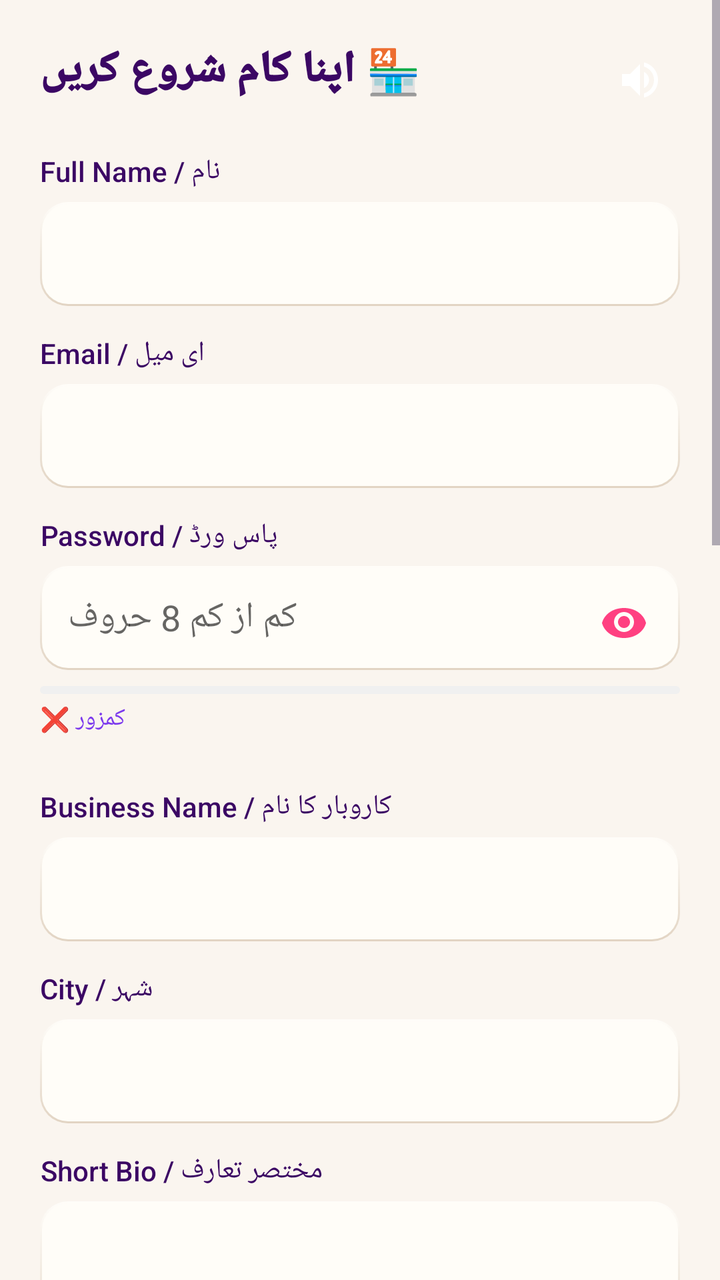
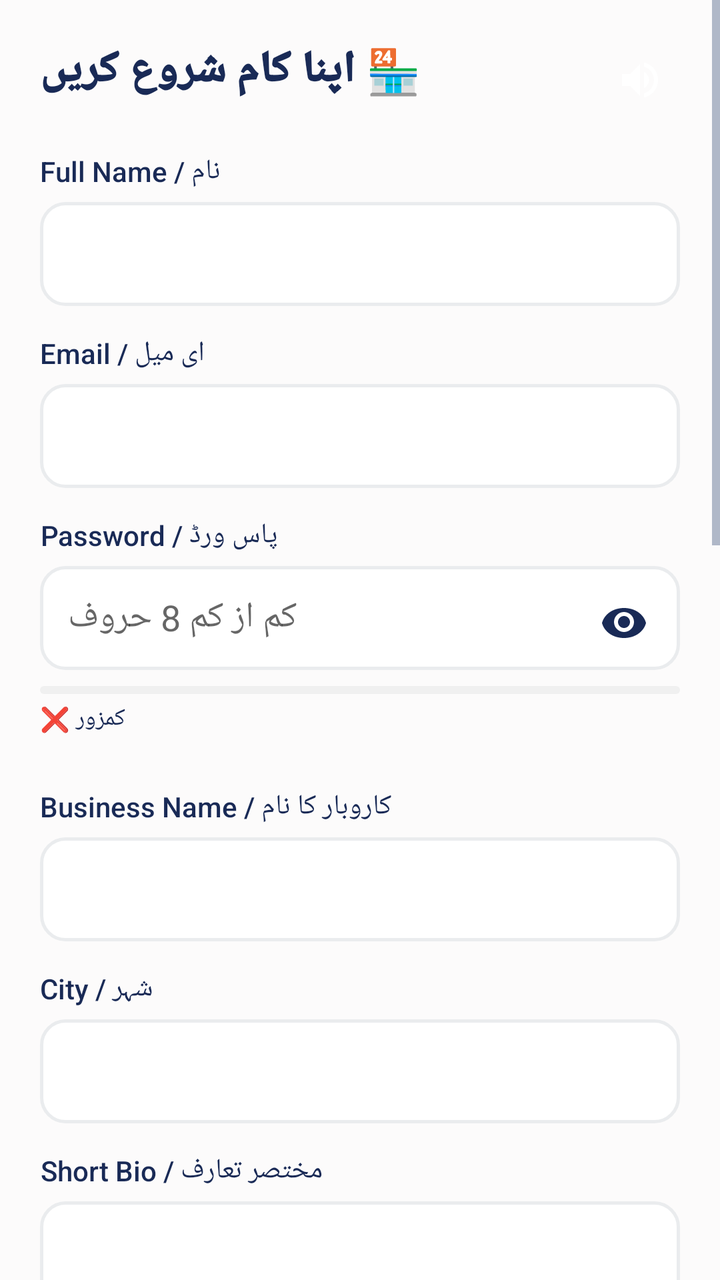

Screens rendered from an Android XML layout before and after an edit, with the pre-edit source and the edit as a unified diff.
<!-- AndroidManifest.xml: application theme Theme.SheEmpower -->
<!-- res/layout/activity_seller_registration.xml -->
<?xml version="1.0" encoding="utf-8"?>
<ScrollView xmlns:android="http://schemas.android.com/apk/res/android"
    android:layout_width="match_parent"
    android:layout_height="match_parent"
    android:background="@color/bg_cream">

    <LinearLayout
        android:layout_width="match_parent"
        android:layout_height="wrap_content"
        android:orientation="vertical"
        android:background="@color/bg_cream"
        android:padding="20dp">

        <RelativeLayout
            android:layout_width="match_parent"
            android:layout_height="wrap_content">

            <TextView
                android:layout_width="wrap_content"
                android:layout_height="wrap_content"
                android:text="🏪 اپنا کام شروع کریں"
                android:textSize="22sp"
                android:fontFamily="sans-serif-black"
                android:textColor="@color/lavender_text" />

            <ImageButton
                android:id="@+id/btnSpeaker"
                android:layout_width="40dp"
                android:layout_height="40dp"
                android:layout_alignParentEnd="true"
                android:layout_centerVertical="true"
                android:background="?attr/selectableItemBackgroundBorderless"
                android:src="@drawable/ic_speaker"
                android:contentDescription="Speaker" />
        </RelativeLayout>

        
        <TextView
            android:layout_width="wrap_content"
            android:layout_height="wrap_content"
            android:text="نام / Full Name"
            android:fontFamily="sans-serif-medium"
            android:textColor="@color/lavender_text"
            android:layout_marginTop="16dp" />

        <com.google.android.material.textfield.TextInputEditText
            android:id="@+id/etSellerName"
            android:layout_width="match_parent"
            android:layout_height="52dp"
            android:padding="14dp"
            android:background="@drawable/bg_skeu_input"
            android:layout_marginTop="6dp" />

        
        <TextView
            android:layout_width="wrap_content"
            android:layout_height="wrap_content"
            android:text="ای میل / Email"
            android:fontFamily="sans-serif-medium"
            android:textColor="@color/lavender_text"
            android:layout_marginTop="14dp" />

        <com.google.android.material.textfield.TextInputEditText
            android:id="@+id/etSellerEmail"
            android:layout_width="match_parent"
            android:layout_height="52dp"
            android:padding="14dp"
            android:background="@drawable/bg_skeu_input"
            android:layout_marginTop="6dp" />

        
        <TextView
            android:layout_width="wrap_content"
            android:layout_height="wrap_content"
            android:text="پاس ورڈ / Password"
            android:fontFamily="sans-serif-medium"
            android:textColor="@color/lavender_text"
            android:layout_marginTop="14dp" />

        <FrameLayout
            android:layout_width="match_parent"
            android:layout_height="52dp"
            android:layout_marginTop="6dp"
            android:layout_marginBottom="8dp">

            <com.google.android.material.textfield.TextInputEditText
                android:id="@+id/etSellerPassword"
                android:layout_width="match_parent"
                android:layout_height="match_parent"
                android:inputType="textPassword"
                android:hint="کم از کم 8 حروف"
                android:padding="14dp"
                android:paddingEnd="45dp"
                android:background="@drawable/bg_skeu_input" />

            <ImageButton
                android:id="@+id/togglePasswordVisibility"
                android:layout_width="40dp"
                android:layout_height="40dp"
                android:layout_gravity="end|center_vertical"
                android:layout_marginEnd="8dp"
                android:background="?attr/selectableItemBackgroundBorderless"
                android:src="@drawable/ic_eye_closed"
                android:contentDescription="Toggle Password Visibility"
                android:scaleType="centerInside" />
        </FrameLayout>

        <ProgressBar
            android:id="@+id/passwordStrengthBar"
            android:layout_width="match_parent"
            android:layout_height="4dp"
            android:layout_marginBottom="4dp"
            android:progressDrawable="@drawable/progress_password_strength"
            style="@style/Widget.AppCompat.ProgressBar.Horizontal" />

        <TextView
            android:id="@+id/passwordStrengthText"
            android:layout_width="wrap_content"
            android:layout_height="wrap_content"
            android:text="کمزور ❌"
            android:textSize="12sp"
            android:fontFamily="sans-serif-medium"
            android:textColor="@color/lavender_primary"
            android:layout_marginBottom="12dp" />

        
        <TextView
            android:layout_width="wrap_content"
            android:layout_height="wrap_content"
            android:text="کاروبار کا نام / Business Name"
            android:fontFamily="sans-serif-medium"
            android:textColor="@color/lavender_text"
            android:layout_marginTop="14dp" />

        <com.google.android.material.textfield.TextInputEditText
            android:id="@+id/etBusinessName"
            android:layout_width="match_parent"
            android:layout_height="52dp"
            android:padding="14dp"
            android:background="@drawable/bg_skeu_input"
            android:layout_marginTop="6dp" />

        
        <TextView
            android:layout_width="wrap_content"
            android:layout_height="wrap_content"
            android:text="شہر / City"
            android:fontFamily="sans-serif-medium"
            android:textColor="@color/lavender_text"
            android:layout_marginTop="14dp" />

        <com.google.android.material.textfield.TextInputEditText
            android:id="@+id/etCity"
            android:layout_width="match_parent"
            android:layout_height="52dp"
            android:padding="14dp"
            android:background="@drawable/bg_skeu_input"
            android:layout_marginTop="6dp" />

        
        <TextView
            android:layout_width="wrap_content"
            android:layout_height="wrap_content"
            android:text="مختصر تعارف / Short Bio"
            android:fontFamily="sans-serif-medium"
            android:textColor="@color/lavender_text"
            android:layout_marginTop="14dp" />

        <com.google.android.material.textfield.TextInputEditText
            android:id="@+id/etBio"
            android:layout_width="match_parent"
            android:layout_height="80dp"
            android:gravity="top"
            android:padding="14dp"
            android:background="@drawable/bg_skeu_input"
            android:layout_marginTop="6dp" />

        
        <TextView
            android:layout_width="wrap_content"
            android:layout_height="wrap_content"
            android:text="📱 واٹس ایپ نمبر / WhatsApp"
            android:fontFamily="sans-serif-bold"
            android:textColor="@color/lavender_text"
            android:layout_marginTop="14dp" />

        <com.google.android.material.textfield.TextInputEditText
            android:id="@+id/etWhatsApp"
            android:layout_width="match_parent"
            android:layout_height="52dp"
            android:hint="923001234567"
            android:inputType="phone"
            android:padding="14dp"
            android:background="@drawable/bg_skeu_input"
            android:layout_marginTop="6dp" />

        <TextView
            android:id="@+id/tvWhatsAppHint"
            android:layout_width="match_parent"
            android:layout_height="wrap_content"
            android:textColor="@color/whatsapp_green"
            android:fontFamily="sans-serif-medium"
            android:textSize="12sp"
            android:layout_marginTop="6dp" />

        
        <TextView
            android:layout_width="wrap_content"
            android:layout_height="wrap_content"
            android:text="🛍️ زمرہ / Category"
            android:fontFamily="sans-serif-medium"
            android:textColor="@color/lavender_text"
            android:layout_marginTop="14dp" />

        <Spinner
            android:id="@+id/spinnerCategory"
            android:layout_width="match_parent"
            android:layout_height="52dp"
            android:layout_marginTop="6dp" />

        
        <TextView
            android:layout_width="wrap_content"
            android:layout_height="wrap_content"
            android:text="🙋‍♀️ آپ کتنے لوگوں کے لیے کام کر سکتی ہیں؟"
            android:fontFamily="sans-serif-bold"
            android:textColor="@color/lavender_text"
            android:layout_marginTop="14dp" />

        <com.google.android.material.textfield.TextInputEditText
            android:id="@+id/etCapacity"
            android:layout_width="match_parent"
            android:layout_height="60dp"
            android:hint="مثال: 50 لوگوں تک کھانا بنا سکتی ہوں"
            android:padding="14dp"
            android:background="@drawable/bg_skeu_input"
            android:layout_marginTop="6dp" />

        
        <TextView
            android:id="@+id/tvDeliverLabel"
            android:layout_width="wrap_content"
            android:layout_height="wrap_content"
            android:fontFamily="sans-serif-bold"
            android:textColor="@color/lavender_text"
            android:layout_marginTop="14dp" />

        <Spinner
            android:id="@+id/spinnerCanDeliver"
            android:layout_width="match_parent"
            android:layout_height="52dp"
            android:layout_marginTop="6dp" />

        
        <TextView
            android:layout_width="wrap_content"
            android:layout_height="wrap_content"
            android:text="📍 دکان / گھر کا مکمل پتہ (اگر آپ خود نہ جا سکیں تو خریدار کو یہی دکھایا جائے گا)"
            android:fontFamily="sans-serif-bold"
            android:textColor="@color/lavender_text"
            android:layout_marginTop="14dp" />

        <com.google.android.material.textfield.TextInputEditText
            android:id="@+id/etShopAddress"
            android:layout_width="match_parent"
            android:layout_height="60dp"
            android:hint="مکمل پتہ لکھیں"
            android:padding="14dp"
            android:background="@drawable/bg_skeu_input"
            android:layout_marginTop="6dp" />

        
        <TextView
            android:layout_width="wrap_content"
            android:layout_height="wrap_content"
            android:text="📋 شناختی کارڈ (ضروری)"
            android:fontFamily="sans-serif-medium"
            android:textColor="@color/lavender_text"
            android:layout_marginTop="16dp" />

        <Button
            android:id="@+id/btnPickCnic"
            android:layout_width="match_parent"
            android:layout_height="52dp"
            android:text="📷 تصویر اپلوڈ کریں"
            android:fontFamily="sans-serif-medium"
            android:background="@drawable/bg_skeu_button_cream"
            android:textColor="@color/lavender_text"
            android:layout_marginTop="6dp" />

        <TextView
            android:id="@+id/tvCnicStatus"
            android:layout_width="match_parent"
            android:layout_height="wrap_content"
            android:textColor="@color/text_gray"
            android:layout_marginTop="4dp" />

        
        <TextView
            android:layout_width="wrap_content"
            android:layout_height="wrap_content"
            android:text="🎙️ آواز کا تعارف (اختیاری)"
            android:fontFamily="sans-serif-medium"
            android:textColor="@color/lavender_text"
            android:layout_marginTop="14dp" />

        <LinearLayout
            android:layout_width="match_parent"
            android:layout_height="wrap_content"
            android:orientation="horizontal"
            android:layout_marginTop="6dp">

            <Button
                android:id="@+id/btnRecord"
                android:layout_width="0dp"
                android:layout_height="52dp"
                android:layout_weight="1"
                android:text="🎙 ریکارڈ کریں"
                android:fontFamily="sans-serif-medium"
                android:textSize="12sp"
                android:background="@drawable/bg_skeu_button_primary"
                android:textColor="#FFFFFF" />

            <Button
                android:id="@+id/btnPickAudio"
                android:layout_width="0dp"
                android:layout_height="52dp"
                android:layout_weight="1"
                android:layout_marginStart="8dp"
                android:text="📁 اپلوڈ"
                android:fontFamily="sans-serif-medium"
                android:textSize="12sp"
                android:background="@drawable/bg_skeu_button_cream"
                android:textColor="@color/lavender_text" />
        </LinearLayout>

        <TextView
            android:id="@+id/tvVoiceStatus"
            android:layout_width="match_parent"
            android:layout_height="wrap_content"
            android:textColor="@color/text_gray"
            android:layout_marginTop="4dp"
            android:layout_marginBottom="20dp" />

        
        <Button
            android:id="@+id/btnSellerRegister"
            android:layout_width="match_parent"
            android:layout_height="58dp"
            android:text="🚀 رجسٹریشن جمع کروائیں"
            android:fontFamily="sans-serif-medium"
            android:background="@drawable/bg_skeu_button_primary"
            android:textColor="#FFFFFF" />

    </LinearLayout>
</ScrollView>
<!-- resources referenced by this layout -->
<resources>
  <color name="bg_cream">#FAF5EF</color>
  <color name="lavender_primary">#7C3AED</color>
  <color name="lavender_text">#3B0764</color>
  <color name="text_gray">#6B637B</color>
  <!-- drawable bg_skeu_button_cream (drawable) -->
  <?xml version="1.0" encoding="utf-8"?>
  <layer-list xmlns:android="http://schemas.android.com/apk/res/android">
      <item android:top="3dp">
          <shape android:shape="rectangle">
              <solid android:color="#202D253B" />
              <corners android:radius="16dp" />
          </shape>
      </item>
      <item android:bottom="3dp">
          <shape android:shape="rectangle">
              <gradient
                  android:startColor="#FFFDF9"
                  android:centerColor="#FAF5EF"
                  android:endColor="#EDE9FE"
                  android:angle="270" />
              <stroke android:width="1dp" android:color="#DDD6FE" />
              <corners android:radius="16dp" />
          </shape>
      </item>
  </layer-list>
  <!-- drawable bg_skeu_button_primary (drawable) -->
  <?xml version="1.0" encoding="utf-8"?>
  <layer-list xmlns:android="http://schemas.android.com/apk/res/android">
      
      <item android:top="3dp">
          <shape android:shape="rectangle">
              <solid android:color="#403B0764" />
              <corners android:radius="16dp" />
          </shape>
      </item>
      
      <item android:bottom="3dp">
          <shape android:shape="rectangle">
              <gradient
                  android:startColor="#8B5CF6"
                  android:centerColor="@color/lavender_primary"
                  android:endColor="@color/lavender_dark"
                  android:angle="270" />
              <stroke android:width="1dp" android:color="#C4B5FD" />
              <corners android:radius="16dp" />
          </shape>
      </item>
      
      <item android:bottom="3dp" android:top="1dp" android:left="6dp" android:right="6dp">
          <shape android:shape="rectangle">
              <gradient
                  android:startColor="#70FFFFFF"
                  android:endColor="#00FFFFFF"
                  android:angle="270" />
              <corners android:topLeftRadius="15dp" android:topRightRadius="15dp" />
          </shape>
      </item>
  </layer-list>
  <!-- drawable bg_skeu_input (drawable) -->
  <?xml version="1.0" encoding="utf-8"?>
  <layer-list xmlns:android="http://schemas.android.com/apk/res/android">
      
      <item>
          <shape android:shape="rectangle">
              <gradient
                  android:startColor="#E2D4C3"
                  android:endColor="#FFFDF9"
                  android:angle="90" />
              <corners android:radius="14dp" />
          </shape>
      </item>
      
      <item android:top="1dp" android:left="1dp" android:right="1dp" android:bottom="1dp">
          <shape android:shape="rectangle">
              <solid android:color="#FFFDF8" />
              <corners android:radius="13dp" />
          </shape>
      </item>
  </layer-list>
  <!-- drawable ic_eye_closed (drawable) -->
  <?xml version="1.0" encoding="utf-8"?>
  <vector xmlns:android="http://schemas.android.com/apk/res/android"
      android:width="24dp"
      android:height="24dp"
      android:viewportWidth="24"
      android:viewportHeight="24">
      <path
          android:fillColor="#FF4081"
          android:pathData="M12,7C6.48,7 2.14,10.14 1,14.5C2.14,18.86 6.48,22 12,22C17.52,22 21.86,18.86 23,14.5C21.86,10.14 17.52,7 12,7ZM12,19C9.24,19 7,16.76 7,14C7,11.24 9.24,9 12,9C14.76,9 17,11.24 17,14C17,16.76 14.76,19 12,19ZM12,11C10.34,11 9,12.34 9,14C9,15.66 10.34,17 12,17C13.66,17 15,15.66 15,14C15,12.34 13.66,11 12,11Z" />
  </vector>
  <!-- drawable progress_password_strength (drawable) -->
  <?xml version="1.0" encoding="utf-8"?>
  <layer-list xmlns:android="http://schemas.android.com/apk/res/android">
      
      <item android:id="@android:id/background">
          <shape android:shape="rectangle">
              <solid android:color="#F0F0F0" />
              <corners android:radius="2dp" />
          </shape>
      </item>
  
      
      <item android:id="@android:id/progress">
          <clip>
              <shape android:shape="rectangle">
                  <solid android:color="#FF4081" />
                  <corners android:radius="2dp" />
              </shape>
          </clip>
      </item>
  </layer-list>
  <style name="Theme.SheEmpower" parent="Theme.AppCompat.Light.NoActionBar">
          <item name="colorPrimary">@color/lavender_primary</item>
          <item name="colorPrimaryDark">@color/lavender_dark</item>
          <item name="colorAccent">@color/lavender_primary</item>
          <item name="android:windowBackground">@color/bg_cream</item>
          <item name="android:colorBackground">@color/bg_cream</item>
          <item name="android:textColorPrimary">@color/text_dark</item>
          <item name="android:textColorSecondary">@color/text_gray</item>
      </style>
  <color name="lavender_dark">#5B21B6</color>
  <color name="text_dark">#2D253B</color>
  <!-- unchanged entries left out for length: 2 -->
</resources>

<!-- the commit's change to res/layout/activity_seller_registration.xml (unified diff, before → after) -->
@@ -2,13 +2,12 @@
 <ScrollView xmlns:android="http://schemas.android.com/apk/res/android"
     android:layout_width="match_parent"
     android:layout_height="match_parent"
-    android:background="@color/bg_cream">
+    android:background="@color/background">
 
     <LinearLayout
         android:layout_width="match_parent"
         android:layout_height="wrap_content"
         android:orientation="vertical"
-        android:background="@color/bg_cream"
         android:padding="20dp">
 
         <RelativeLayout
@@ -21,7 +20,7 @@
                 android:text="🏪 اپنا کام شروع کریں"
                 android:textSize="22sp"
                 android:fontFamily="sans-serif-black"
-                android:textColor="@color/lavender_text" />
+                android:textColor="@color/text_primary" />
 
             <ImageButton
                 android:id="@+id/btnSpeaker"
@@ -40,7 +39,7 @@
             android:layout_height="wrap_content"
             android:text="نام / Full Name"
             android:fontFamily="sans-serif-medium"
-            android:textColor="@color/lavender_text"
+            android:textColor="@color/text_primary"
             android:layout_marginTop="16dp" />
 
         <com.google.android.material.textfield.TextInputEditText
@@ -57,7 +56,7 @@
             android:layout_height="wrap_content"
             android:text="ای میل / Email"
             android:fontFamily="sans-serif-medium"
-            android:textColor="@color/lavender_text"
+            android:textColor="@color/text_primary"
             android:layout_marginTop="14dp" />
 
         <com.google.android.material.textfield.TextInputEditText
@@ -74,7 +73,7 @@
             android:layout_height="wrap_content"
             android:text="پاس ورڈ / Password"
             android:fontFamily="sans-serif-medium"
-            android:textColor="@color/lavender_text"
+            android:textColor="@color/text_primary"
             android:layout_marginTop="14dp" />
 
         <FrameLayout
@@ -120,7 +119,7 @@
             android:text="کمزور ❌"
             android:textSize="12sp"
             android:fontFamily="sans-serif-medium"
-            android:textColor="@color/lavender_primary"
+            android:textColor="@color/primary"
             android:layout_marginBottom="12dp" />
 
         
@@ -129,7 +128,7 @@
             android:layout_height="wrap_content"
             android:text="کاروبار کا نام / Business Name"
             android:fontFamily="sans-serif-medium"
-            android:textColor="@color/lavender_text"
+            android:textColor="@color/text_primary"
             android:layout_marginTop="14dp" />
 
         <com.google.android.material.textfield.TextInputEditText
@@ -146,7 +145,7 @@
             android:layout_height="wrap_content"
             android:text="شہر / City"
             android:fontFamily="sans-serif-medium"
-            android:textColor="@color/lavender_text"
+            android:textColor="@color/text_primary"
             android:layout_marginTop="14dp" />
 
         <com.google.android.material.textfield.TextInputEditText
@@ -163,7 +162,7 @@
             android:layout_height="wrap_content"
             android:text="مختصر تعارف / Short Bio"
             android:fontFamily="sans-serif-medium"
-            android:textColor="@color/lavender_text"
+            android:textColor="@color/text_primary"
             android:layout_marginTop="14dp" />
 
         <com.google.android.material.textfield.TextInputEditText
@@ -181,7 +180,7 @@
             android:layout_height="wrap_content"
             android:text="📱 واٹس ایپ نمبر / WhatsApp"
             android:fontFamily="sans-serif-bold"
-            android:textColor="@color/lavender_text"
+            android:textColor="@color/text_primary"
             android:layout_marginTop="14dp" />
 
         <com.google.android.material.textfield.TextInputEditText
@@ -209,7 +208,7 @@
             android:layout_height="wrap_content"
             android:text="🛍️ زمرہ / Category"
             android:fontFamily="sans-serif-medium"
-            android:textColor="@color/lavender_text"
+            android:textColor="@color/text_primary"
             android:layout_marginTop="14dp" />
 
         <Spinner
@@ -224,7 +223,7 @@
             android:layout_height="wrap_content"
             android:text="🙋‍♀️ آپ کتنے لوگوں کے لیے کام کر سکتی ہیں؟"
             android:fontFamily="sans-serif-bold"
-            android:textColor="@color/lavender_text"
+            android:textColor="@color/text_primary"
             android:layout_marginTop="14dp" />
 
         <com.google.android.material.textfield.TextInputEditText
@@ -242,7 +241,7 @@
             android:layout_width="wrap_content"
             android:layout_height="wrap_content"
             android:fontFamily="sans-serif-bold"
-            android:textColor="@color/lavender_text"
+            android:textColor="@color/text_primary"
             android:layout_marginTop="14dp" />
 
         <Spinner
@@ -257,7 +256,7 @@
             android:layout_height="wrap_content"
             android:text="📍 دکان / گھر کا مکمل پتہ (اگر آپ خود نہ جا سکیں تو خریدار کو یہی دکھایا جائے گا)"
             android:fontFamily="sans-serif-bold"
-            android:textColor="@color/lavender_text"
+            android:textColor="@color/text_primary"
             android:layout_marginTop="14dp" />
 
         <com.google.android.material.textfield.TextInputEditText
@@ -275,7 +274,7 @@
             android:layout_height="wrap_content"
             android:text="📋 شناختی کارڈ (ضروری)"
             android:fontFamily="sans-serif-medium"
-            android:textColor="@color/lavender_text"
+            android:textColor="@color/text_primary"
             android:layout_marginTop="16dp" />
 
         <Button
@@ -285,14 +284,14 @@
             android:text="📷 تصویر اپلوڈ کریں"
             android:fontFamily="sans-serif-medium"
             android:background="@drawable/bg_skeu_button_cream"
-            android:textColor="@color/lavender_text"
+            android:textColor="@color/text_primary"
             android:layout_marginTop="6dp" />
 
         <TextView
             android:id="@+id/tvCnicStatus"
             android:layout_width="match_parent"
             android:layout_height="wrap_content"
-            android:textColor="@color/text_gray"
+            android:textColor="@color/text_secondary"
             android:layout_marginTop="4dp" />
 
         
@@ -301,7 +300,7 @@
             android:layout_height="wrap_content"
             android:text="🎙️ آواز کا تعارف (اختیاری)"
             android:fontFamily="sans-serif-medium"
-            android:textColor="@color/lavender_text"
+            android:textColor="@color/text_primary"
             android:layout_marginTop="14dp" />
 
         <LinearLayout
@@ -331,14 +330,14 @@
                 android:fontFamily="sans-serif-medium"
                 android:textSize="12sp"
                 android:background="@drawable/bg_skeu_button_cream"
-                android:textColor="@color/lavender_text" />
+                android:textColor="@color/text_primary" />
         </LinearLayout>
 
         <TextView
             android:id="@+id/tvVoiceStatus"
             android:layout_width="match_parent"
             android:layout_height="wrap_content"
-            android:textColor="@color/text_gray"
+            android:textColor="@color/text_secondary"
             android:layout_marginTop="4dp"
             android:layout_marginBottom="20dp" />
 
<!-- resource entries referenced after the edit -->
@@ -1,84 +1,32 @@
 <!-- resources referenced by this layout -->
 <resources>
-  <color name="bg_cream">#FAF5EF</color>
-  <color name="lavender_primary">#7C3AED</color>
-  <color name="lavender_text">#3B0764</color>
-  <color name="text_gray">#6B637B</color>
+  <color name="background">#FCFBFB</color>
+  <color name="primary">#192A56</color>
+  <color name="text_primary">#192A56</color>
+  <color name="text_secondary">#6B7A99</color>
   <!-- drawable bg_skeu_button_cream (drawable) -->
   <?xml version="1.0" encoding="utf-8"?>
-  <layer-list xmlns:android="http://schemas.android.com/apk/res/android">
-      <item android:top="3dp">
-          <shape android:shape="rectangle">
-              <solid android:color="#202D253B" />
-              <corners android:radius="16dp" />
-          </shape>
-      </item>
-      <item android:bottom="3dp">
-          <shape android:shape="rectangle">
-              <gradient
-                  android:startColor="#FFFDF9"
-                  android:centerColor="#FAF5EF"
-                  android:endColor="#EDE9FE"
-                  android:angle="270" />
-              <stroke android:width="1dp" android:color="#DDD6FE" />
-              <corners android:radius="16dp" />
-          </shape>
-      </item>
-  </layer-list>
+  <shape xmlns:android="http://schemas.android.com/apk/res/android"
+      android:shape="rectangle">
+      <solid android:color="@color/pearl_white" />
+      <corners android:radius="12dp" />
+      <stroke android:color="@color/champagne" android:width="1dp" />
+  </shape>
   <!-- drawable bg_skeu_button_primary (drawable) -->
   <?xml version="1.0" encoding="utf-8"?>
-  <layer-list xmlns:android="http://schemas.android.com/apk/res/android">
-      
-      <item android:top="3dp">
-          <shape android:shape="rectangle">
-              <solid android:color="#403B0764" />
-              <corners android:radius="16dp" />
-          </shape>
-      </item>
-      
-      <item android:bottom="3dp">
-          <shape android:shape="rectangle">
-              <gradient
-                  android:startColor="#8B5CF6"
-                  android:centerColor="@color/lavender_primary"
-                  android:endColor="@color/lavender_dark"
-                  android:angle="270" />
-              <stroke android:width="1dp" android:color="#C4B5FD" />
-              <corners android:radius="16dp" />
-          </shape>
-      </item>
-      
-      <item android:bottom="3dp" android:top="1dp" android:left="6dp" android:right="6dp">
-          <shape android:shape="rectangle">
-              <gradient
-                  android:startColor="#70FFFFFF"
-                  android:endColor="#00FFFFFF"
-                  android:angle="270" />
-              <corners android:topLeftRadius="15dp" android:topRightRadius="15dp" />
-          </shape>
-      </item>
-  </layer-list>
+  <shape xmlns:android="http://schemas.android.com/apk/res/android"
+      android:shape="rectangle">
+      <solid android:color="@color/midnight_navy" />
+      <corners android:radius="12dp" />
+  </shape>
   <!-- drawable bg_skeu_input (drawable) -->
   <?xml version="1.0" encoding="utf-8"?>
-  <layer-list xmlns:android="http://schemas.android.com/apk/res/android">
-      
-      <item>
-          <shape android:shape="rectangle">
-              <gradient
-                  android:startColor="#E2D4C3"
-                  android:endColor="#FFFDF9"
-                  android:angle="90" />
-              <corners android:radius="14dp" />
-          </shape>
-      </item>
-      
-      <item android:top="1dp" android:left="1dp" android:right="1dp" android:bottom="1dp">
-          <shape android:shape="rectangle">
-              <solid android:color="#FFFDF8" />
-              <corners android:radius="13dp" />
-          </shape>
-      </item>
-  </layer-list>
+  <shape xmlns:android="http://schemas.android.com/apk/res/android"
+      android:shape="rectangle">
+      <solid android:color="@color/white" />
+      <corners android:radius="12dp" />
+      <stroke android:color="@color/card_border" android:width="1.5dp" />
+  </shape>
   <!-- drawable ic_eye_closed (drawable) -->
   <?xml version="1.0" encoding="utf-8"?>
   <vector xmlns:android="http://schemas.android.com/apk/res/android"
@@ -87,7 +35,7 @@
       android:viewportWidth="24"
       android:viewportHeight="24">
       <path
-          android:fillColor="#FF4081"
+          android:fillColor="#192A56"
           android:pathData="M12,7C6.48,7 2.14,10.14 1,14.5C2.14,18.86 6.48,22 12,22C17.52,22 21.86,18.86 23,14.5C21.86,10.14 17.52,7 12,7ZM12,19C9.24,19 7,16.76 7,14C7,11.24 9.24,9 12,9C14.76,9 17,11.24 17,14C17,16.76 14.76,19 12,19ZM12,11C10.34,11 9,12.34 9,14C9,15.66 10.34,17 12,17C13.66,17 15,15.66 15,14C15,12.34 13.66,11 12,11Z" />
   </vector>
   <!-- drawable progress_password_strength (drawable) -->
@@ -105,23 +53,29 @@
       <item android:id="@android:id/progress">
           <clip>
               <shape android:shape="rectangle">
-                  <solid android:color="#FF4081" />
+                  <solid android:color="#192A56" />
                   <corners android:radius="2dp" />
               </shape>
           </clip>
       </item>
   </layer-list>
   <style name="Theme.SheEmpower" parent="Theme.AppCompat.Light.NoActionBar">
-          <item name="colorPrimary">@color/lavender_primary</item>
-          <item name="colorPrimaryDark">@color/lavender_dark</item>
-          <item name="colorAccent">@color/lavender_primary</item>
-          <item name="android:windowBackground">@color/bg_cream</item>
-          <item name="android:colorBackground">@color/bg_cream</item>
-          <item name="android:textColorPrimary">@color/text_dark</item>
-          <item name="android:textColorSecondary">@color/text_gray</item>
+          <item name="colorPrimary">@color/primary</item>
+          <item name="colorPrimaryDark">@color/primary_dark</item>
+          <item name="colorAccent">@color/accent</item>
+          <item name="android:windowBackground">@color/background</item>
+          <item name="android:colorBackground">@color/background</item>
+          <item name="android:textColorPrimary">@color/text_primary</item>
+          <item name="android:textColorSecondary">@color/text_secondary</item>
+          <item name="android:statusBarColor">@color/primary_dark</item>
       </style>
-  <color name="lavender_dark">#5B21B6</color>
-  <color name="text_dark">#2D253B</color>
+  <color name="pearl_white">#FCFBFB</color>
+  <color name="champagne">#F7D794</color>
+  <color name="midnight_navy">#192A56</color>
+  <color name="white">#FFFFFF</color>
+  <color name="card_border">#EAECEE</color>
+  <color name="primary_dark">#0F1B3D</color>
+  <color name="accent">#F7D794</color>
   <!-- unchanged entries left out for length: 2 -->
 </resources>
 
